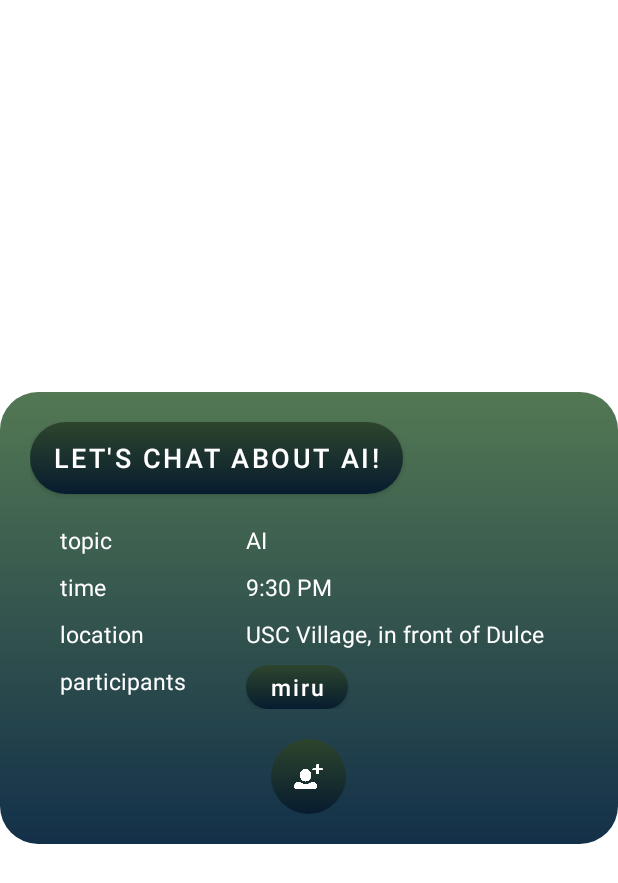
After one commit to JakeLikeStrawberry/Talk2Friends, an Android app: the layout rsvp_box.xml on its own in the app's theme, with its tools: preview values and no code run, on a phone screen of 412 x 824 dp. The commit adds this screen. Shown: the top 883 px of the screen. Run offline under Robolectric (Android 15) with nearby library versions, the phone set to English and light mode, and no system bars.

Commit message:
almost done RSVPing feature

```diff
--- /dev/null
+++ b/app/src/main/res/layout/rsvp_box.xml
@@ -0,0 +1,159 @@
+<?xml version="1.0" encoding="utf-8"?>
+<androidx.constraintlayout.widget.ConstraintLayout xmlns:android="http://schemas.android.com/apk/res/android"
+    xmlns:tools="http://schemas.android.com/tools"
+    android:layout_width="match_parent"
+    android:layout_height="match_parent"
+    xmlns:app="http://schemas.android.com/apk/res-auto">
+
+    <LinearLayout
+        android:layout_width="match_parent"
+        android:layout_height="wrap_content"
+        android:background="@drawable/box_linear_gradient_background"
+        android:orientation="vertical"
+        android:padding="20dp"
+        app:layout_constraintBottom_toBottomOf="parent"
+        app:layout_constraintTop_toTopOf="parent"
+        app:layout_constraintLeft_toLeftOf="parent"
+        app:layout_constraintRight_toRightOf="parent">
+
+        <Button
+            android:id="@+id/titleButton"
+            android:layout_width="wrap_content"
+            android:layout_height="wrap_content"
+            android:background="@drawable/linear_gradient_background"
+            android:gravity="center"
+            android:text="Let's chat about AI!"
+            android:textSize="18dp"
+            app:backgroundTint="@null" />
+
+        <TableLayout
+            android:layout_width="match_parent"
+            android:layout_height="match_parent"
+            android:padding="20dp">
+
+            <TableRow
+                android:layout_width="match_parent"
+                android:layout_height="match_parent"
+                android:layout_marginBottom="10dp">
+
+                <TextView
+                    android:id="@+id/topicTitle"
+                    android:layout_width="115dp"
+                    android:layout_height="wrap_content"
+                    android:layout_weight="1"
+                    android:text="topic"
+                    android:textColor="@color/white"
+                    android:textSize="15dp" />
+
+                <TextView
+                    android:id="@+id/topicField"
+                    android:layout_width="wrap_content"
+                    android:layout_height="wrap_content"
+                    android:layout_weight="1"
+                    android:text="AI"
+                    android:textColor="@color/white"
+                    android:textSize="15dp" />
+            </TableRow>
+
+            <TableRow
+                android:layout_width="match_parent"
+                android:layout_height="match_parent"
+                android:layout_marginBottom="10dp">
+
+                <TextView
+                    android:id="@+id/timeTitle"
+                    android:layout_width="wrap_content"
+                    android:layout_height="wrap_content"
+                    android:layout_weight="1"
+                    android:text="time"
+                    android:textColor="@color/white"
+                    android:textSize="15dp" />
+
+                <TextView
+                    android:id="@+id/timeField"
+                    android:layout_width="wrap_content"
+                    android:layout_height="wrap_content"
+                    android:layout_weight="1"
+                    android:text="9:30 PM"
+                    android:textColor="@color/white"
+                    android:textSize="15dp" />
+            </TableRow>
+
+            <TableRow
+                android:layout_width="match_parent"
+                android:layout_height="match_parent"
+                android:layout_marginBottom="10dp">
+
+                <TextView
+                    android:id="@+id/locationTitle"
+                    android:layout_width="wrap_content"
+                    android:layout_height="wrap_content"
+                    android:layout_weight="1"
+                    android:text="location"
+                    android:textColor="@color/white"
+                    android:textSize="15dp" />
+
+                <TextView
+                    android:id="@+id/locationField"
+                    android:layout_width="wrap_content"
+                    android:layout_height="wrap_content"
+                    android:layout_weight="1"
+                    android:text="USC Village, in front of Dulce"
+                    android:textColor="@color/white"
+                    android:textSize="15dp" />
+            </TableRow>
+
+            <TableRow
+                android:layout_width="match_parent"
+                android:layout_height="wrap_content">
+
+                <TextView
+                    android:id="@+id/participantsTitle"
+                    android:layout_width="55dp"
+                    android:layout_height="wrap_content"
+                    android:layout_weight="1"
+                    android:text="participants"
+                    android:textColor="@color/white"
+                    android:textSize="15dp" />
+
+
+                <LinearLayout
+                    android:id="@+id/participantsLinearLayout"
+                    android:layout_width="match_parent"
+                    android:layout_height="wrap_content"
+                    android:layout_weight="1"
+                    android:gravity="start"
+                    android:orientation="vertical">
+
+                    <include
+                        android:id="@+id/participant1"
+                        layout="@layout/name_button" />
+
+                </LinearLayout>
+
+            </TableRow>
+        </TableLayout>
+
+        <ImageButton
+            android:id="@+id/rsvpButton"
+            android:layout_width="50dp"
+            android:layout_height="50dp"
+            android:layout_gravity="center"
+            android:background="@drawable/linear_gradient_background"
+            android:insetTop="0dp"
+            android:insetBottom="0dp"
+            android:minWidth="0dp"
+            android:minHeight="0dp"
+            android:padding="15dp"
+            android:scaleType="fitCenter"
+
+            android:src="@drawable/addperson_icon"
+            app:backgroundTint="@null" />
+
+
+    </LinearLayout>
+
+
+
+
+</androidx.constraintlayout.widget.ConstraintLayout>
```
Also changed, not shown: app/src/main/java/com/example/talk2friends/DatabaseHandler.java (+30 -2 lines), app/src/main/java/com/example/talk2friends/Meeting.java (+27 -0 lines), app/src/main/java/com/example/talk2friends/MeetingsActivity.java (+113 -3 lines), app/src/main/java/com/example/talk2friends/User.java (+9 -0 lines), app/src/main/res/layout/activity_meetings.xml (+12 -1 lines).
